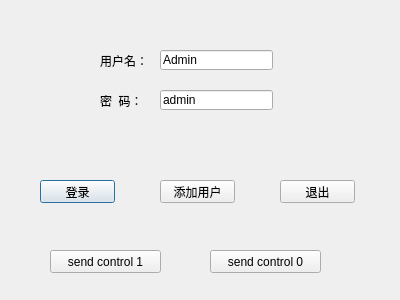
Before: the Qt Designer form HqswHgd/logindialog.ui in hqtecheptech/MagicPill, drawn with Qt 5.
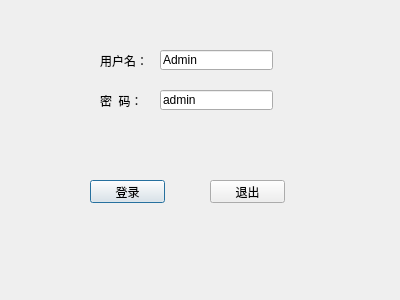
After: the same form once the commit is applied.

```diff
--- a/HqswHgd/logindialog.ui
+++ b/HqswHgd/logindialog.ui
@@ -84,7 +84,7 @@
   <widget class="QPushButton" name="loginButton">
    <property name="geometry">
     <rect>
-     <x>40</x>
+     <x>90</x>
      <y>180</y>
      <width>75</width>
      <height>23</height>
@@ -97,7 +97,7 @@
   <widget class="QPushButton" name="logoutButton">
    <property name="geometry">
     <rect>
-     <x>280</x>
+     <x>210</x>
      <y>180</y>
      <width>75</width>
      <height>23</height>
@@ -110,8 +110,8 @@
   <widget class="QPushButton" name="addUserButton">
    <property name="geometry">
     <rect>
-     <x>160</x>
-     <y>180</y>
+     <x>60</x>
+     <y>410</y>
      <width>75</width>
      <height>23</height>
     </rect>
@@ -124,7 +124,7 @@
    <property name="geometry">
     <rect>
      <x>50</x>
-     <y>250</y>
+     <y>380</y>
      <width>111</width>
      <height>23</height>
     </rect>
@@ -137,7 +137,7 @@
    <property name="geometry">
     <rect>
      <x>210</x>
-     <y>250</y>
+     <y>380</y>
      <width>111</width>
      <height>23</height>
     </rect>
```
